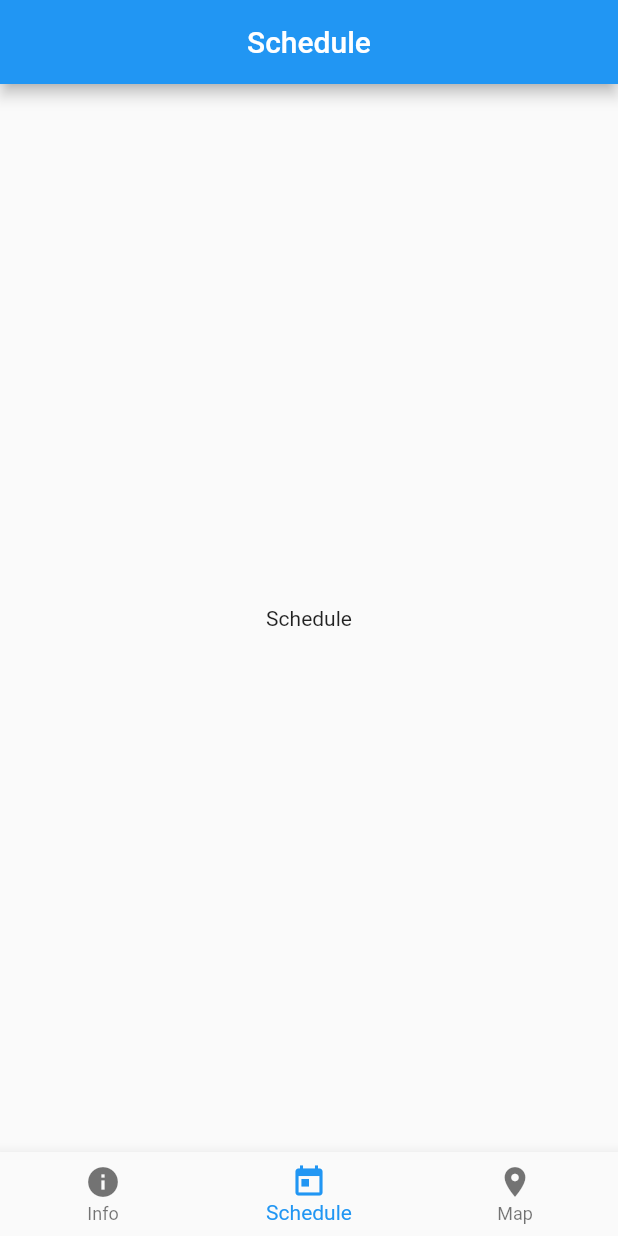
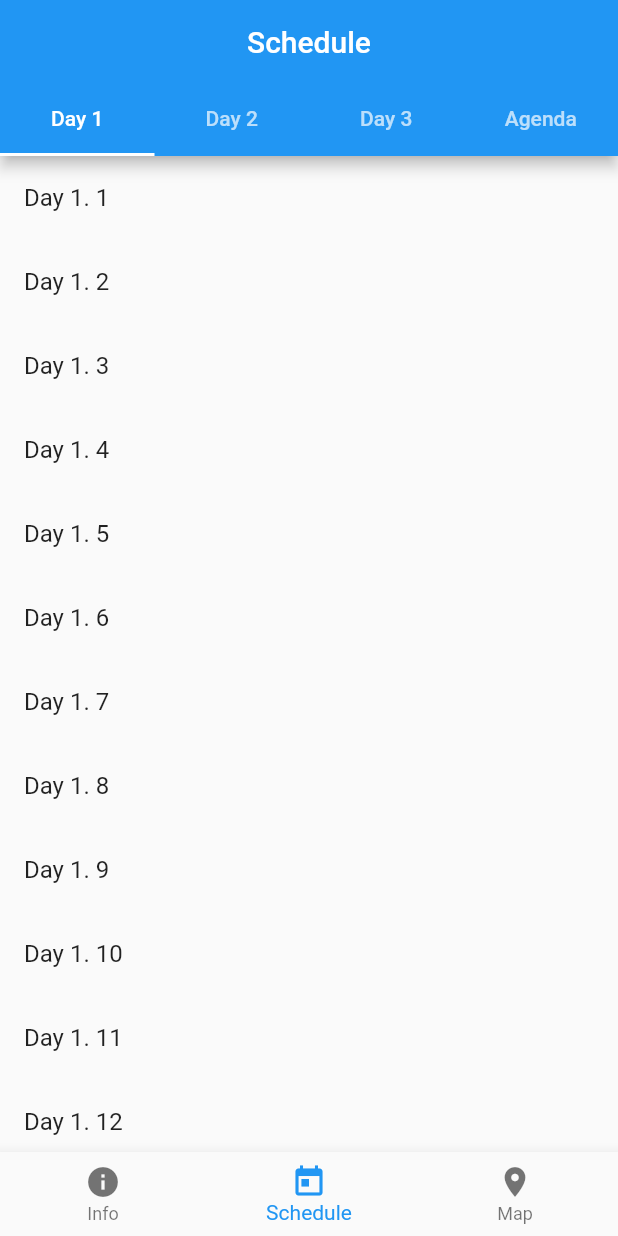
Before and after one commit to unreadablename/flutter-io18-app, a Flutter app: the screen it shows after launch, on a phone screen of 412 x 824 dp. Run offline on Flutter 3.47's test engine with Material 2 defaults, Android fonts, the phone set to English and light mode, and no system bars.

Commit message:
[schedule] initial tabs

```diff
--- a/lib/pages/schedule.dart
+++ b/lib/pages/schedule.dart
@@ -1,19 +1,38 @@
 // Vendor
 import 'package:flutter/material.dart';
+
+// Application
+import 'package:flutter_io18_app/pages/schedule/day.dart';
 
 class SchedulePage extends StatelessWidget {
   SchedulePage({Key key}) : super(key: key);
 
   @override
   Widget build(BuildContext context) {
-    return Scaffold(
-      appBar: AppBar(
-        title: Text('Schedule'),
-        centerTitle: true,
-        primary: true,
-      ),
-      body: Center(
-        child: Text('Schedule'),
+    return DefaultTabController(
+      length: 4,
+      child: Scaffold(
+        appBar: AppBar(
+          title: Text('Schedule'),
+          centerTitle: true,
+          primary: true,
+          bottom: TabBar(
+            tabs: [
+              Tab(text: 'Day 1'),
+              Tab(text: 'Day 2'),
+              Tab(text: 'Day 3'),
+              Tab(text: 'Agenda'),
+            ],
+          ),
+        ),
+        body: TabBarView(
+          children: [
+            Day(title: 'Day 1'),
+            Day(title: 'Day 2'),
+            Day(title: 'Day 3'),
+            Day(title: 'Agenda'),
+          ],
+        ),
       ),
     );
   }
--- /dev/null
+++ b/lib/pages/schedule/day.dart
@@ -0,0 +1,19 @@
+// Vendor
+import 'package:flutter/material.dart';
+
+class Day extends StatelessWidget {
+  final String title;
+  Day({Key key, this.title}) : super(key: key);
+
+  @override
+  Widget build(BuildContext context) {
+    return ListView.builder(
+      itemCount: 100,
+      itemBuilder: (context, index) {
+        return ListTile(
+          title: Text('$title. ${index + 1}'),
+        );
+      },
+    );
+  }
+}
```
